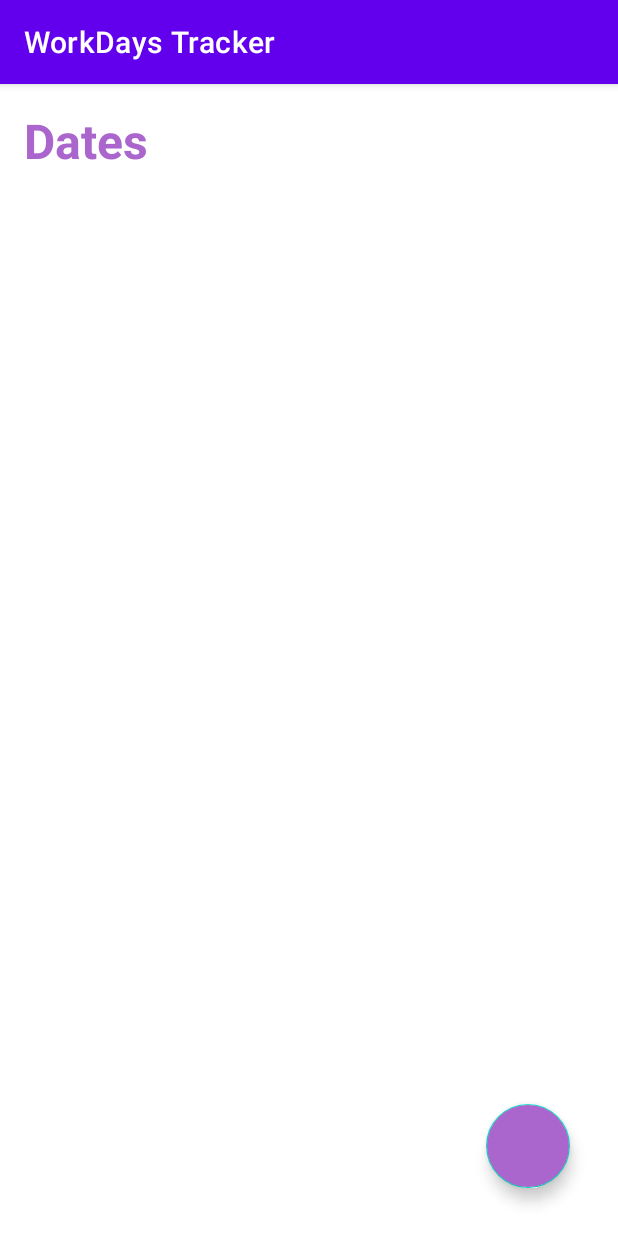
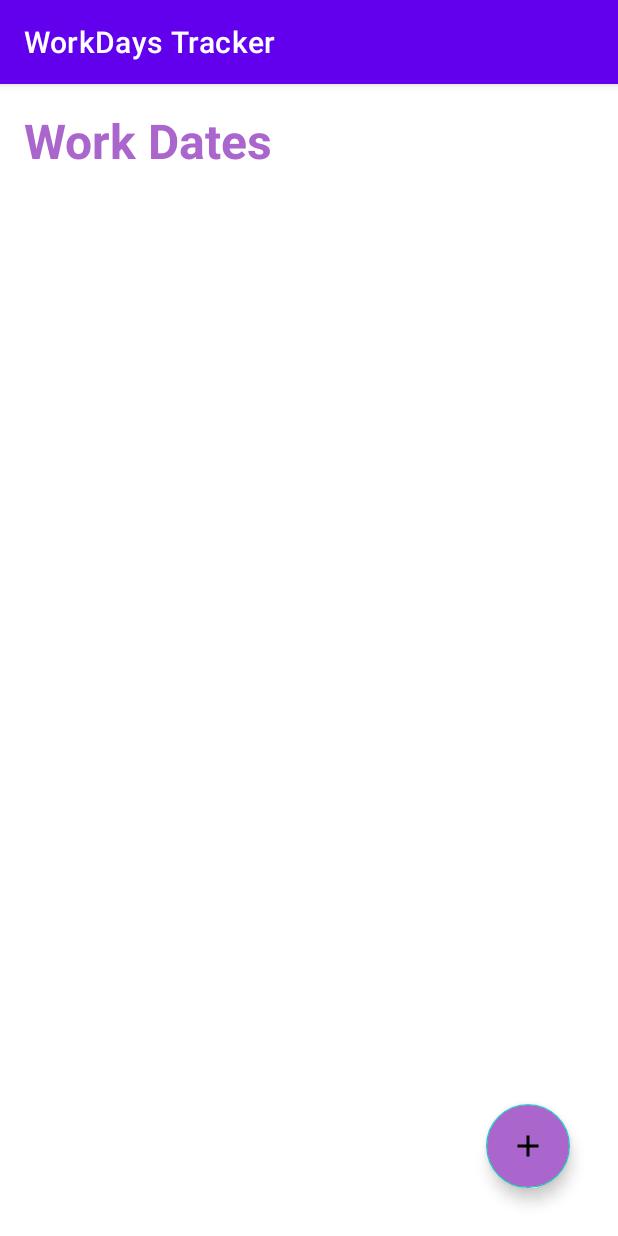
Before and after one commit to georgi-ivanov19/workdays_tracker, an Android app: the screen it shows after launch (MainActivity), on a phone screen of 412 x 824 dp. Run offline under Robolectric (Android 15) with nearby library versions, the phone set to English and light mode, and no system bars.

Commit message:
added the date layout

```diff
--- a/app/src/main/res/drawable/ic_baseline_add.xml
+++ b/app/src/main/res/drawable/ic_baseline_add.xml
@@ -1,5 +1,5 @@
-<vector android:height="32dp" android:tint="#FFFFFF"
+<vector android:height="64dp" android:tint="#FFFFFF"
     android:viewportHeight="24" android:viewportWidth="24"
-    android:width="32dp" xmlns:android="http://schemas.android.com/apk/res/android">
+    android:width="64dp" xmlns:android="http://schemas.android.com/apk/res/android">
     <path android:fillColor="@android:color/white" android:pathData="M19,13h-6v6h-2v-6H5v-2h6V5h2v6h6v2z"/>
 </vector>
--- a/app/src/main/res/layout/activity_main.xml
+++ b/app/src/main/res/layout/activity_main.xml
@@ -9,7 +9,7 @@
         android:layout_width="wrap_content"
         android:layout_height="wrap_content"
         android:textStyle="bold"
-        android:text="Dates"
+        android:text="Work Dates"
         android:textColor="@android:color/holo_purple"
         android:layout_marginLeft="16dp"
         android:layout_marginBottom="16dp"
@@ -30,7 +30,10 @@
         android:layout_alignParentBottom="true"
         android:layout_alignParentRight="true"
         android:layout_margin="32dp"
-        android:backgroundTint="@android:color/holo_purple"/>
+        android:backgroundTint="@android:color/holo_purple"
+        android:src="@drawable/ic_baseline_add"/>
+
+
 
 
 
```
Also changed, not shown: app/src/main/res/layout/date_layout.xml (added, +21 -0 lines).
